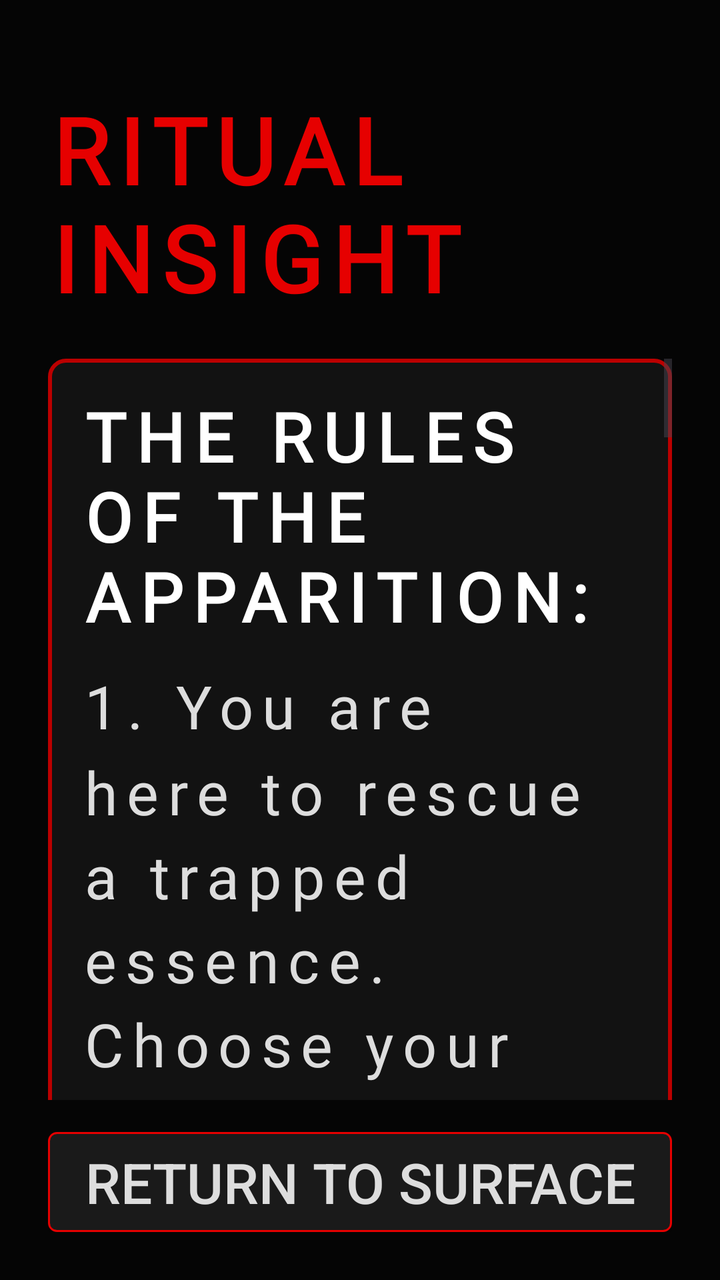
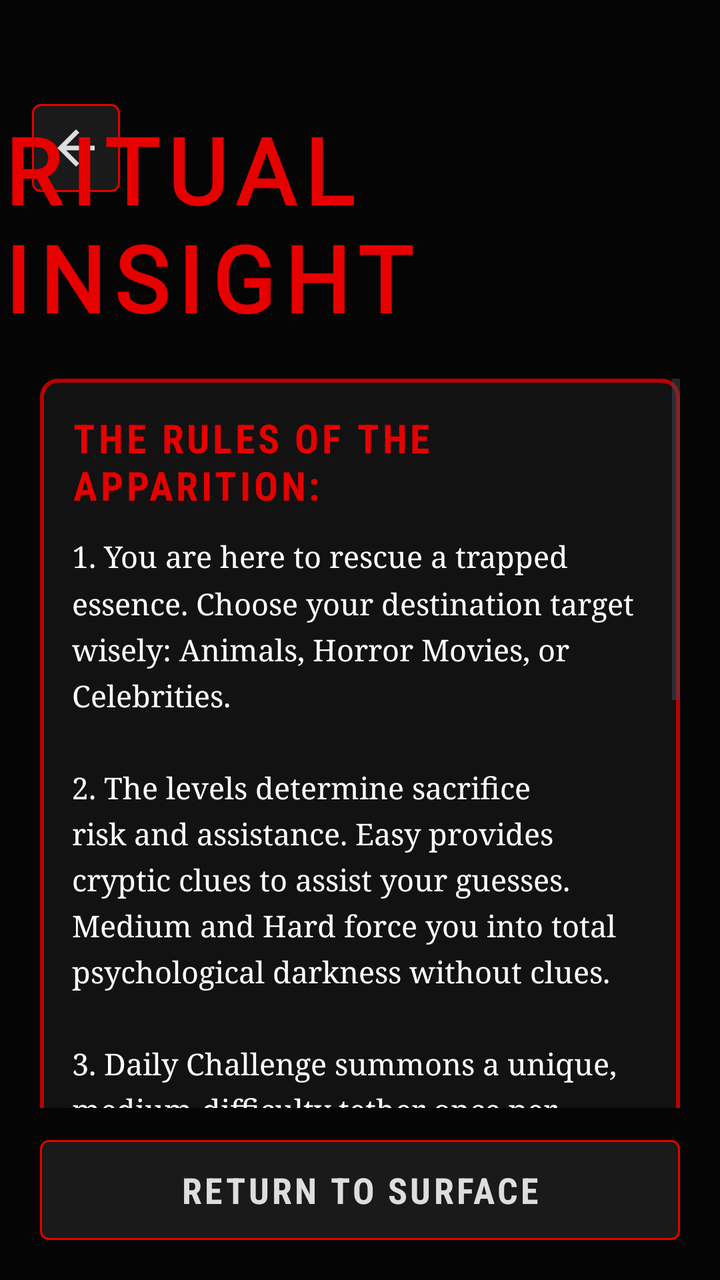

Before-and-after screenshots of an Android layout around one commit, followed by the original layout XML and the change that was made.
<!-- AndroidManifest.xml: application theme Theme.LastWord -->
<!-- res/layout/activity_instructions.xml -->
<?xml version="1.0" encoding="utf-8"?>
<androidx.constraintlayout.widget.ConstraintLayout xmlns:android="http://schemas.android.com/apk/res/android"
    xmlns:app="http://schemas.android.com/apk/res-auto"
    android:layout_width="match_parent"
    android:layout_height="match_parent"
    android:background="@color/pure_dark"
    android:padding="24dp">

    <TextView
        android:id="@+id/tvInstructionsTitle"
        android:layout_width="wrap_content"
        android:layout_height="wrap_content"
        android:text="RITUAL INSIGHT"
        android:textColor="@color/horror_red"
        android:textSize="46sp"
        android:textStyle="bold"
        android:letterSpacing="0.1"
        android:layout_marginTop="20dp"
        app:layout_constraintTop_toTopOf="parent"
        app:layout_constraintStart_toStartOf="parent"
        app:layout_constraintEnd_toEndOf="parent" android:fontFamily="@font/ghastly_panic" />

    <ScrollView
        android:layout_width="match_parent"
        android:layout_height="0dp"
        android:layout_marginTop="20dp"
        android:layout_marginBottom="16dp"
        app:layout_constraintTop_toBottomOf="@id/tvInstructionsTitle"
        app:layout_constraintBottom_toTopOf="@+id/btnBack"
        app:layout_constraintStart_toStartOf="parent"
        app:layout_constraintEnd_toEndOf="parent">

        <LinearLayout
            android:layout_width="match_parent"
            android:layout_height="wrap_content"
            android:orientation="vertical"
            android:background="@drawable/bg_horror_card"
            android:padding="16dp">

            <TextView android:letterSpacing="0.15" android:fontFamily="@font/ghastly_panic"
                android:layout_width="match_parent"
                android:layout_height="wrap_content"
                android:text="THE RULES OF THE APPARITION:"
                android:textColor="@color/white"
                android:textSize="34sp"
                android:textStyle="bold"
                android:layout_marginBottom="12dp"/>

            <TextView android:letterSpacing="0.15" android:fontFamily="@font/ghastly_panic"
                android:layout_width="match_parent"
                android:layout_height="wrap_content"
                android:text="1. You are here to rescue a trapped essence. Choose your destination target wisely: Animals, Horror Movies, or Celebrities.\n\n2. The levels determine sacrifice risk and assistance. Easy provides cryptic clues to assist your guesses. Medium and Hard force you into total psychological darkness without clues.\n\n3. Daily Challenge summons a unique, medium-difficulty tether once per local day. Each daily outcome is etched permanently into your record once.\n\n4. Select a ritual mode. Classic allows you to guess carefully through errors. Timer Mode accelerates reality, imposing an unyielding time limit before permanent failure is cast.\n\n5. Select keys from the grid. Correct choices reveal letters; completing the word severs the rope to set them free. Wrong selections or running out of time seal their doom and tally a Kill.\n\n6. The Soul Registry preserves your total rituals, saved lives, kills, resonance scores, and rescue streaks offline on this device."
                android:textColor="@color/pale_white"
                android:textSize="30sp"
                android:lineSpacingMultiplier="1.2"/>
        </LinearLayout>
    </ScrollView>

    <androidx.appcompat.widget.AppCompatButton android:textSize="28sp"
        android:id="@+id/btnBack"
        android:layout_width="match_parent"
        android:layout_height="50dp"
        android:text="RETURN TO SURFACE"
        android:textColor="@color/pale_white"
        android:background="@drawable/bg_button_dark"
        app:layout_constraintBottom_toBottomOf="parent"
        app:layout_constraintStart_toStartOf="parent"
        app:layout_constraintEnd_toEndOf="parent"/>

</androidx.constraintlayout.widget.ConstraintLayout>
<!-- resources referenced by this layout -->
<resources>
  <color name="horror_red">#E60000</color>
  <color name="pale_white">#DDDDDD</color>
  <color name="pure_dark">#050505</color>
  <color name="white">#FFFFFF</color>
  <!-- drawable bg_button_dark (drawable) -->
  <?xml version="1.0" encoding="utf-8"?>
  <selector xmlns:android="http://schemas.android.com/apk/res/android">
      <item android:state_pressed="true">
          <shape>
              <solid android:color="@color/blood_red" />
              <stroke android:width="1dp" android:color="@color/horror_red" />
              <corners android:radius="4dp" />
          </shape>
      </item>
      <item android:state_enabled="false">
          <shape>
              <solid android:color="#0a0a0a" />
              <stroke android:width="1dp" android:color="#222222" />
              <corners android:radius="4dp" />
          </shape>
      </item>
      <item>
          <shape>
              <solid android:color="#1a1a1a" />
              <stroke android:width="1dp" android:color="@color/horror_red" />
              <corners android:radius="4dp" />
          </shape>
      </item>
  </selector>
  <!-- drawable bg_horror_card (drawable) -->
  <?xml version="1.0" encoding="utf-8"?>
  <shape xmlns:android="http://schemas.android.com/apk/res/android">
      <solid android:color="#121212" />
      <stroke android:width="2dp" android:color="@color/blood_red" />
      <corners android:radius="8dp" />
  </shape>
  <style name="Theme.LastWord" parent="Base.Theme.LastWord" />
  <color name="blood_red">#BB0000</color>
  <style name="Base.Theme.LastWord" parent="Theme.Material3.DayNight.NoActionBar">
          
          <item name="colorPrimary">@color/horror_red</item>
          <item name="colorOnPrimary">@color/white</item>
          <item name="colorSecondary">@color/crimson</item>
          <item name="android:windowBackground">@color/pure_dark</item>
          <item name="android:navigationBarColor">@color/black</item>
          <item name="android:statusBarColor">@color/black</item>
          
          
          <item name="android:textAppearanceSmall">@style/HorrorText.Small</item>
          <item name="android:textAppearanceMedium">@style/HorrorText.Medium</item>
          <item name="android:textAppearanceLarge">@style/HorrorText.Large</item>
      </style>
  <color name="crimson">#FF0000</color>
  <color name="black">#000000</color>
  <style name="HorrorText.Small">
          <item name="android:textSize">12sp</item>
      </style>
  <style name="HorrorText.Medium">
          <item name="android:textSize">16sp</item>
      </style>
  <style name="HorrorText.Large">
          <item name="android:textSize">22sp</item>
      </style>
</resources>

<!-- the commit's change to res/layout/activity_instructions.xml (unified diff, before → after) -->
@@ -3,8 +3,21 @@
     xmlns:app="http://schemas.android.com/apk/res-auto"
     android:layout_width="match_parent"
     android:layout_height="match_parent"
-    android:background="@color/pure_dark"
-    android:padding="24dp">
+    android:background="@color/pure_dark">
+
+    
+    <ImageButton
+        android:id="@+id/btnTopBack"
+        android:layout_width="44dp"
+        android:layout_height="44dp"
+        android:src="@drawable/ic_back_arrow"
+        android:background="@drawable/bg_button_dark"
+        android:contentDescription="Return"
+        android:padding="10dp"
+        android:layout_marginTop="52dp"
+        android:layout_marginStart="16dp"
+        app:layout_constraintTop_toTopOf="parent"
+        app:layout_constraintStart_toStartOf="parent" />
 
     <TextView
         android:id="@+id/tvInstructionsTitle"
@@ -15,14 +28,16 @@
         android:textSize="46sp"
         android:textStyle="bold"
         android:letterSpacing="0.1"
-        android:layout_marginTop="20dp"
+        android:layout_marginTop="54dp"
         app:layout_constraintTop_toTopOf="parent"
         app:layout_constraintStart_toStartOf="parent"
-        app:layout_constraintEnd_toEndOf="parent" android:fontFamily="@font/ghastly_panic" />
+        app:layout_constraintEnd_toEndOf="parent"
+        android:fontFamily="@font/ghastly_panic" />
 
     <ScrollView
-        android:layout_width="match_parent"
+        android:layout_width="0dp"
         android:layout_height="0dp"
+        android:layout_marginHorizontal="20dp"
         android:layout_marginTop="20dp"
         android:layout_marginBottom="16dp"
         app:layout_constraintTop_toBottomOf="@id/tvInstructionsTitle"
@@ -37,32 +52,41 @@
             android:background="@drawable/bg_horror_card"
             android:padding="16dp">
 
-            <TextView android:letterSpacing="0.15" android:fontFamily="@font/ghastly_panic"
+            <TextView
                 android:layout_width="match_parent"
                 android:layout_height="wrap_content"
                 android:text="THE RULES OF THE APPARITION:"
-                android:textColor="@color/white"
-                android:textSize="34sp"
+                android:textColor="@color/horror_red"
+                android:textSize="20sp"
                 android:textStyle="bold"
+                android:fontFamily="sans-serif-condensed"
+                android:letterSpacing="0.08"
                 android:layout_marginBottom="12dp"/>
 
-            <TextView android:letterSpacing="0.15" android:fontFamily="@font/ghastly_panic"
+            <TextView
                 android:layout_width="match_parent"
                 android:layout_height="wrap_content"
                 android:text="1. You are here to rescue a trapped essence. Choose your destination target wisely: Animals, Horror Movies, or Celebrities.\n\n2. The levels determine sacrifice risk and assistance. Easy provides cryptic clues to assist your guesses. Medium and Hard force you into total psychological darkness without clues.\n\n3. Daily Challenge summons a unique, medium-difficulty tether once per local day. Each daily outcome is etched permanently into your record once.\n\n4. Select a ritual mode. Classic allows you to guess carefully through errors. Timer Mode accelerates reality, imposing an unyielding time limit before permanent failure is cast.\n\n5. Select keys from the grid. Correct choices reveal letters; completing the word severs the rope to set them free. Wrong selections or running out of time seal their doom and tally a Kill.\n\n6. The Soul Registry preserves your total rituals, saved lives, kills, resonance scores, and rescue streaks offline on this device."
-                android:textColor="@color/pale_white"
-                android:textSize="30sp"
-                android:lineSpacingMultiplier="1.2"/>
+                android:textColor="@color/white"
+                android:textSize="15sp"
+                android:fontFamily="serif"
+                android:lineSpacingMultiplier="1.3"/>
         </LinearLayout>
     </ScrollView>
 
-    <androidx.appcompat.widget.AppCompatButton android:textSize="28sp"
+    <androidx.appcompat.widget.AppCompatButton
         android:id="@+id/btnBack"
-        android:layout_width="match_parent"
+        android:layout_width="0dp"
         android:layout_height="50dp"
         android:text="RETURN TO SURFACE"
         android:textColor="@color/pale_white"
+        android:textSize="18sp"
+        android:textStyle="bold"
+        android:fontFamily="sans-serif-condensed"
+        android:letterSpacing="0.08"
         android:background="@drawable/bg_button_dark"
+        android:layout_marginHorizontal="20dp"
+        android:layout_marginBottom="20dp"
         app:layout_constraintBottom_toBottomOf="parent"
         app:layout_constraintStart_toStartOf="parent"
         app:layout_constraintEnd_toEndOf="parent"/>
<!-- resource entries referenced after the edit -->
@@ -36,6 +36,16 @@
       <stroke android:width="2dp" android:color="@color/blood_red" />
       <corners android:radius="8dp" />
   </shape>
+  <!-- drawable ic_back_arrow (drawable) -->
+  <vector xmlns:android="http://schemas.android.com/apk/res/android"
+      android:width="28dp"
+      android:height="28dp"
+      android:viewportWidth="24"
+      android:viewportHeight="24">
+    <path
+        android:fillColor="@color/pale_white"
+        android:pathData="M20,11H7.83l5.59,-5.59L12,4l-8,8 8,8 1.41,-1.41L7.83,13H20v-2z"/>
+  </vector>
   <style name="Theme.LastWord" parent="Base.Theme.LastWord" />
   <color name="blood_red">#BB0000</color>
   <style name="Base.Theme.LastWord" parent="Theme.Material3.DayNight.NoActionBar">
@@ -46,6 +56,7 @@
           <item name="android:windowBackground">@color/pure_dark</item>
           <item name="android:navigationBarColor">@color/black</item>
           <item name="android:statusBarColor">@color/black</item>
+          <item name="android:windowLayoutInDisplayCutoutMode" tools:targetApi="p">shortEdges</item>
           
           
           <item name="android:textAppearanceSmall">@style/HorrorText.Small</item>
